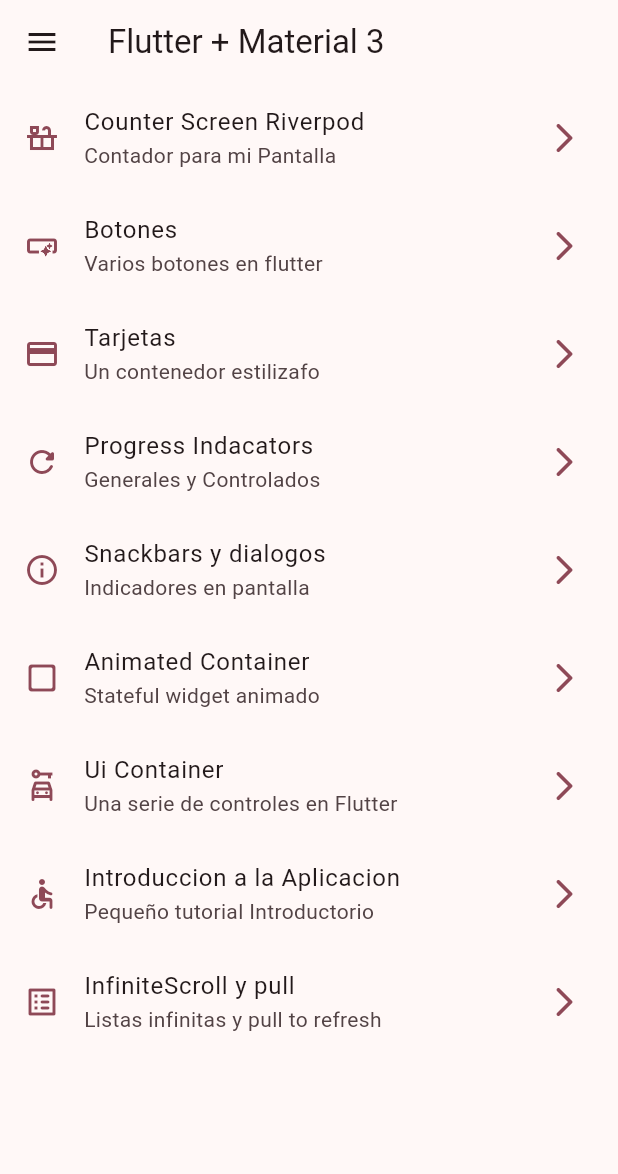
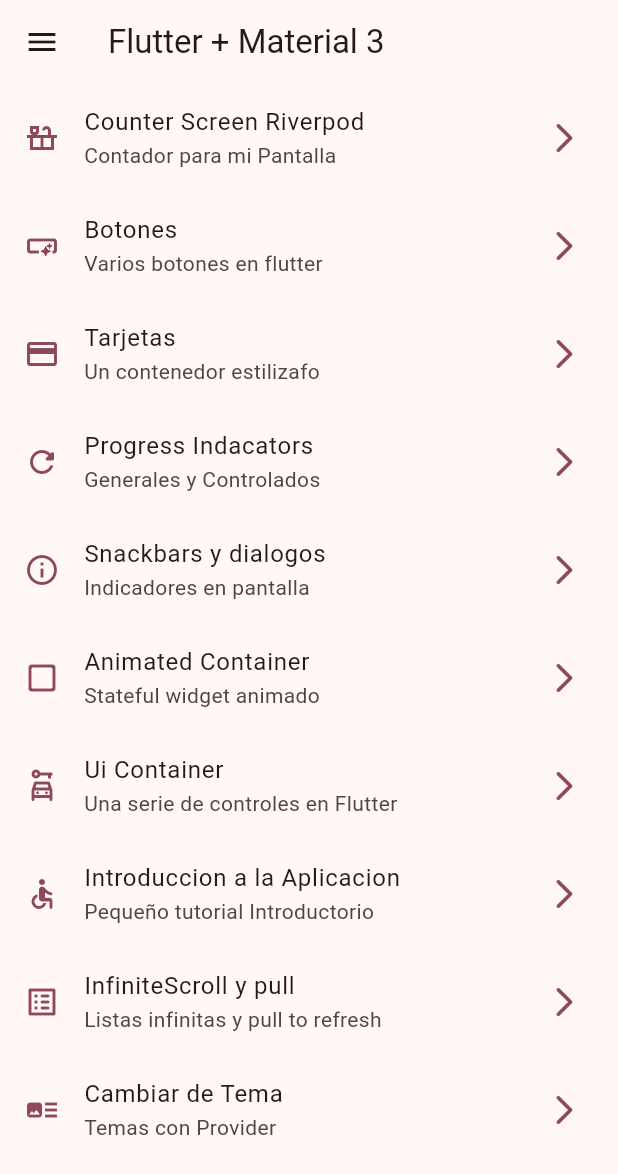
Before and after one commit to Aslyash73/AppProvider, a Flutter app: the screen it shows after launch, on a phone screen of 412 x 824 dp. Shown: the top 1174 px of the screen. Run offline on Flutter 3.47's test engine with Material 2 defaults, Android fonts, the phone set to English and light mode, and no system bars; our stand-ins replace animate_do, flutter_riverpod, go_router.

Commit message:
provider de estado de color

```diff
--- a/lib/config/menu/menu_item.dart
+++ b/lib/config/menu/menu_item.dart
@@ -60,4 +60,9 @@ const appMenuItems = <MenuItem>[
       subTitle: 'Listas infinitas y pull to refresh',
       link: '/infinite',
       icon: Icons.list_alt_rounded),
+  MenuItem(
+      title: 'Cambiar de Tema',
+      subTitle: 'Temas con Provider',
+      link: '/theme',
+      icon: Icons.art_track_outlined),
 ];
--- a/lib/config/router/app_router.dart
+++ b/lib/config/router/app_router.dart
@@ -9,6 +9,7 @@ import '../../presentation/screens/animated/animated_screen.dart';
 import '../../presentation/screens/app_tutorial/app_tutorial_screen.dart';
 import '../../presentation/screens/counter/counter_screen.dart';
 import '../../presentation/screens/infinite_scroll/infinite_scroll_screen.dart';
+import '../../presentation/screens/theme_change/theme_change_screen.dart';
 import '../../presentation/screens/ui_controls/ui_controls_screen.dart';
 
 // GoRouter configuration
@@ -65,5 +66,10 @@ final appRouter = GoRouter(
       name: CounterScreen.name,
       builder: (context, state) => const CounterScreen(),
     ),
+    GoRoute(
+      path: '/theme',
+      name: ThemeChangerScreen.name,
+      builder: (context, state) => const ThemeChangerScreen(),
+    ),
   ],
 );
--- a/lib/presentation/home/screens.dart
+++ b/lib/presentation/home/screens.dart
@@ -1,10 +1,11 @@
-export 'package:widgets_app/presentation/screens/counter/counter_screen.dart';
 export 'package:widgets_app/presentation/screens/animated/animated_screen.dart';
 export 'package:widgets_app/presentation/screens/app_tutorial/app_tutorial_screen.dart';
 export 'package:widgets_app/presentation/screens/buttons/buttons_screen.dart';
 export 'package:widgets_app/presentation/screens/cards/cards_screen.dart';
+export 'package:widgets_app/presentation/screens/counter/counter_screen.dart';
 export 'package:widgets_app/presentation/screens/home/home_screens.dart';
 export 'package:widgets_app/presentation/screens/infinite_scroll/infinite_scroll_screen.dart';
 export 'package:widgets_app/presentation/screens/progress/progress_screen.dart';
 export 'package:widgets_app/presentation/screens/snackbar/snackbar_screen.dart';
+export 'package:widgets_app/presentation/screens/theme_change/theme_change_screen.dart';
 export 'package:widgets_app/presentation/screens/ui_controls/ui_controls_screen.dart';
--- a/lib/presentation/providers/theme_provider.dart
+++ b/lib/presentation/providers/theme_provider.dart
@@ -2,4 +2,8 @@
 
 import 'package:flutter_riverpod/flutter_riverpod.dart';
 
+import '../../config/theme/app_theme.dart';
+
 final isDarkmodeProvider = StateProvider((ref) => false);
+
+final colorListProvider = Provider((ref) => colorList);
```
Also changed, not shown: lib/presentation/screens/theme_change/theme_change_screen.dart (added, +59 -0 lines).
